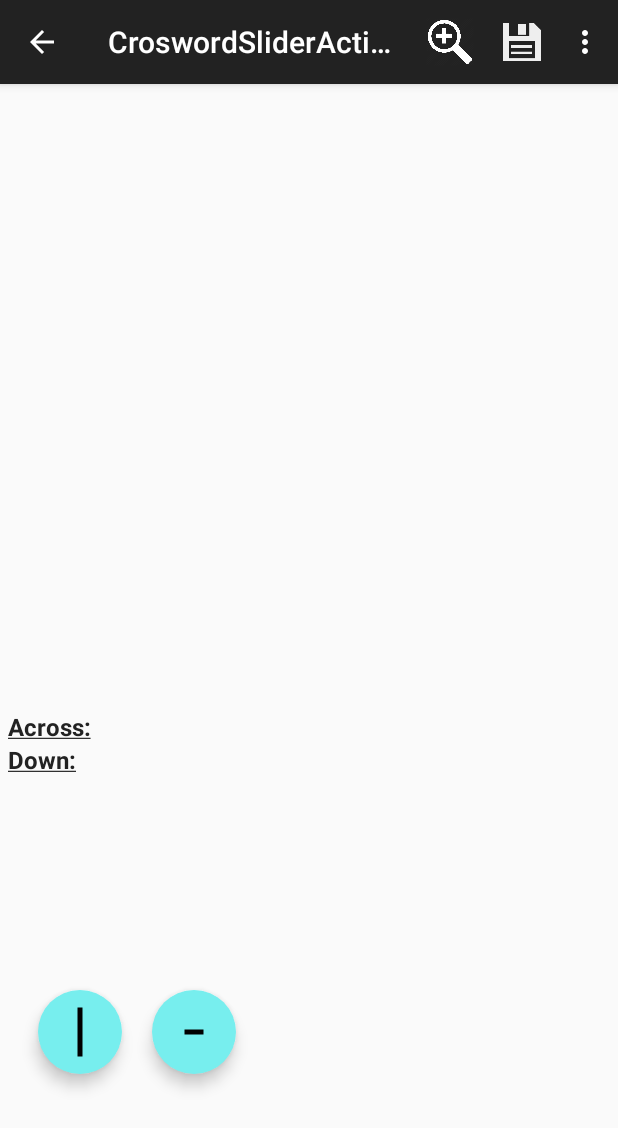
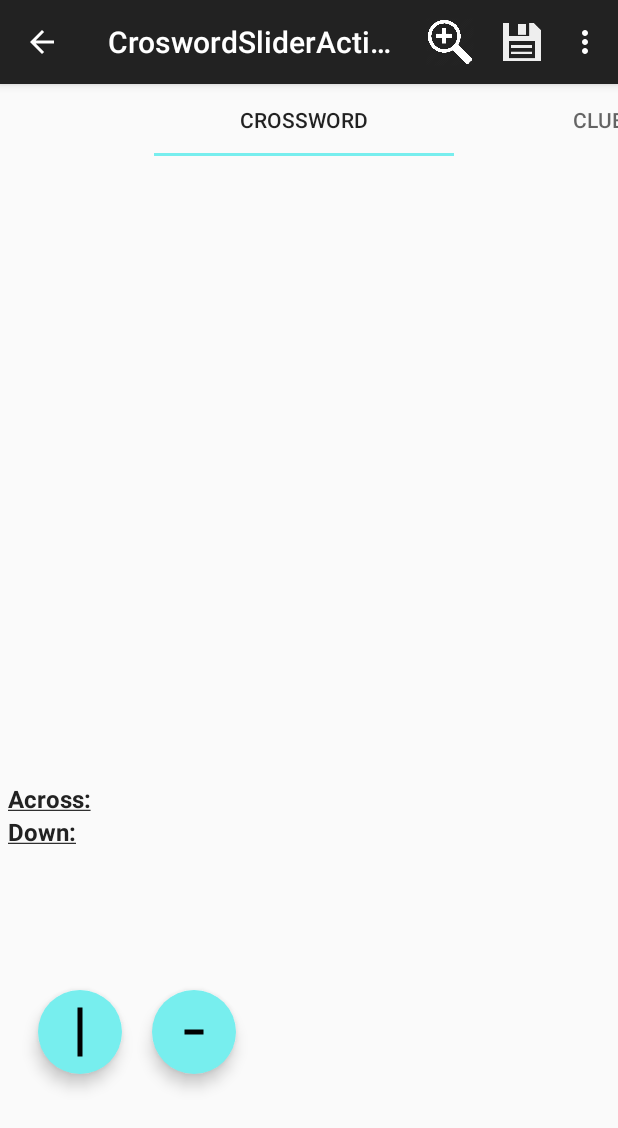
Before and after one commit to Thonners/CrosswordMaker, an Android app: the CrosswordSliderActivity screen opened directly, with no data from a screen before it, on a phone screen of 412 x 824 dp. Shown: the top 1128 px of the screen. Run offline under Robolectric (Android 15) with nearby library versions, the phone set to English and light mode, and no system bars; pictures from the network do not load; 31 statements that could not run were skipped.

Commit message:
Add tabs to the CrosswordSliderActivity

```diff
--- a/app/src/main/java/com/thonners/crosswordmaker/CrosswordSliderActivity.java
+++ b/app/src/main/java/com/thonners/crosswordmaker/CrosswordSliderActivity.java
@@ -1,6 +1,8 @@
 package com.thonners.crosswordmaker;
 
 import com.google.android.material.snackbar.Snackbar;
+import com.google.android.material.tabs.TabLayout;
+import com.google.android.material.tabs.TabLayoutMediator;
 
 import androidx.annotation.NonNull;
 import androidx.fragment.app.FragmentActivity;
@@ -11,6 +13,7 @@ import androidx.fragment.app.Fragment;
 import androidx.appcompat.app.AppCompatActivity;
 
 import android.content.Context;
+import android.graphics.Point;
 import android.net.Uri;
 import android.os.Bundle;
 import android.util.Log;
@@ -18,6 +21,7 @@ import android.view.Menu;
 import android.view.MenuItem;
 import android.view.View;
 import android.view.inputmethod.InputMethodManager;
+import android.widget.LinearLayout;
 import android.widget.Toast;
 
 import java.util.Objects;
@@ -156,6 +160,25 @@ public class CrosswordSliderActivity extends AppCompatActivity implements Crossw
 
         // Get tab titles
         tabTitles = getResources().getTextArray(R.array.tab_titles);
+        TabLayout tabLayout = findViewById(R.id.tab_layout);
+
+        new TabLayoutMediator(tabLayout, pager, (tab, position) -> {
+            tab.setText(tabTitles[position]);
+        }).attach();
+
+        Point size = new Point();
+        getWindowManager().getDefaultDisplay().getSize(size);
+
+        int screenWidth = size.x;
+        int tabPadding = (int) (0.25 * screenWidth);
+        for (int i = 0; i < tabLayout.getChildCount(); i++) {
+            View child = tabLayout.getChildAt(i);
+            if (child instanceof LinearLayout) {
+                Log.d(LOG_TAG,
+                        "Found LinearLayout. Length: " + ((LinearLayout) child).getChildCount());
+                child.setPadding(tabPadding, 0, tabPadding, 0);
+            }
+        }
 
     }
 
--- a/app/src/main/res/layout/activity_crosword_slider.xml
+++ b/app/src/main/res/layout/activity_crosword_slider.xml
@@ -1,32 +1,28 @@
 <FrameLayout xmlns:android="http://schemas.android.com/apk/res/android"
     xmlns:tools="http://schemas.android.com/tools"
     android:layout_width="match_parent"
-    android:layout_height="match_parent">
+    android:layout_height="match_parent"
+    xmlns:app="http://schemas.android.com/apk/res-auto">
 
     <LinearLayout
         android:layout_width="match_parent"
         android:layout_height="match_parent"
         android:orientation="vertical">
-        <!--        <androidx.viewpager.widget.ViewPager-->
+
+        <com.google.android.material.tabs.TabLayout
+            android:id="@+id/tab_layout"
+            android:layout_width="match_parent"
+            android:layout_height="wrap_content"
+            app:tabGravity="center"
+            app:tabMinWidth="@dimen/tabViewMinWidth"
+            app:tabMode="scrollable" />
+
         <androidx.viewpager2.widget.ViewPager2
             android:id="@+id/pager"
             android:layout_width="match_parent"
-            android:layout_height="wrap_content"
+            android:layout_height="0dp"
             android:layout_weight="1"
-            tools:context="com.thonners.crosswordmaker.CrosswordSliderActivity">
-
-
-            <!--            <androidx.viewpager.widget.PagerTabStrip-->
-            <!--                android:id="@+id/pager_title_strip"-->
-            <!--                android:layout_width="match_parent"-->
-            <!--                android:layout_height="wrap_content"-->
-            <!--                android:layout_gravity="top"-->
-            <!--                android:background="#222222"-->
-            <!--                android:textColor="#fff"-->
-            <!--                android:paddingTop="4dp"-->
-            <!--                android:paddingBottom="4dp" />-->
-
-        </androidx.viewpager2.widget.ViewPager2>
+            tools:context="com.thonners.crosswordmaker.CrosswordSliderActivity" />
 
         <LinearLayout
             android:id="@+id/hangman_letters_layout"
--- a/app/src/main/res/values/dimens.xml
+++ b/app/src/main/res/values/dimens.xml
@@ -32,6 +32,7 @@
     <dimen name="home_card_icon_size">40dp</dimen>
     <dimen name="saved_prompt_margin_horizontal">40dp</dimen>
     <dimen name="edit_button_padding">20dp</dimen>
+    <dimen name="tabViewMinWidth">200dp</dimen>
 
     <dimen name="about_dialog_padding">12dp</dimen>
 
```
